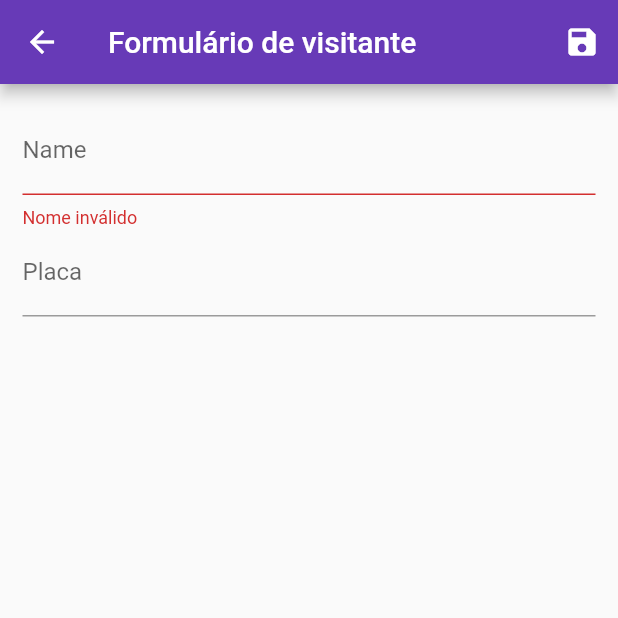
After one commit to lopes-adriano/condominio, a Flutter app: the VisitanteForm screen opened by its route, after a tap on the "save" icon, on a phone screen of 412 x 824 dp, the top half of it. The commit adds this screen. Run offline on Flutter 3.47's test engine with Material 2 defaults, Android fonts, the phone set to English and light mode, and no system bars; our stand-ins replace brasil_fields, cloud_firestore, email_validator, firebase_core, mask_text_input_formatter; missing offline and left inert: veiculos, visitantes_condominio; accounts and stored records are empty; statements that could not run were skipped.

Commit message:
Add files via upload

```diff
--- /dev/null
+++ b/lib/veiculos_condominio/routes/app_routes.dart
@@ -0,0 +1,4 @@
+class AppRoutes {
+  static const home = '/';
+  static const veiculoForm = '/veiculo-form';
+}
--- /dev/null
+++ b/lib/veiculos_condominio/views/veiculo_form.dart
@@ -0,0 +1,79 @@
+import 'dart:js';
+
+import 'package:flutter/material.dart';
+import 'package:veiculos/models/veiculo.dart';
+//import 'package:veiculos/provider/veiculos.dart';
+//import 'package:provider/provider.dart';
+
+class VeiculoForm extends StatelessWidget {
+  VeiculoForm({super.key});
+  final _form = GlobalKey<FormState>();
+  final Map<String, String> _formData = {};
+
+  void _loadFormData(Veiculo veiculo) {
+    if (veiculo != null) {
+      _formData['id'] = veiculo.id;
+      _formData['name'] = veiculo.name;
+      _formData['placa'] = veiculo.placa;
+      _formData['avatar'] = veiculo.avatar;
+    }
+  }
+
+  @override
+  Widget build(BuildContext context) {
+    final veiculo = ModalRoute.of(context)?.settings.arguments as Veiculo;
+
+    _loadFormData(veiculo);
+
+    return Scaffold(
+      appBar: AppBar(
+        title: const Text('Formulário de veículo'),
+        actions: <Widget>[
+          IconButton(
+            icon: const Icon(Icons.save),
+            onPressed: () {
+              final isValid = _form.currentState!.validate();
+              if (isValid) {
+                _form.currentState?.save();
+                put(Veiculo(
+                  veiculo.id,
+                  veiculo.name,
+                  veiculo.placa,
+                  veiculo.avatar,
+                ));
+                Navigator.of(context).pop();
+              }
+            },
+          ),
+        ],
+      ),
+      body: Padding(
+        padding: const EdgeInsets.all(15),
+        child: Form(
+          key: _form,
+          child: Column(
+            children: <Widget>[
+              TextFormField(
+                initialValue: _formData['name'],
+                decoration: const InputDecoration(labelText: 'Name'),
+                validator: (value) {
+                  if (value == null || value.trim().isEmpty) {
+                    return 'Nome inválido';
+                  }
+
+                  return null;
+                },
+                onSaved: (value) => _formData['name'] = value!,
+              ),
+              TextFormField(
+                initialValue: _formData['placa'],
+                decoration: const InputDecoration(labelText: 'Placa'),
+                onSaved: (value) => _formData['placa'] = value!,
+              ),
+            ],
+          ),
+        ),
+      ),
+    );
+  }
+}
--- /dev/null
+++ b/lib/visitantes_condominio/data/dummy_visitantes.dart
@@ -0,0 +1,8 @@
+import 'package:visitantes_condominio/models/visitante.dart';
+
+final dummy_visitantes = {
+  '1': Visitante('1', 'Gabriel Silva', 'QTG4P093',
+      'https://cdn-icons-png.flaticon.com/512/6386/6386976.png'),
+  '2': Visitante('2', 'Maria Rocha', 'CAC5Z125',
+      'https://cdn-icons-png.flaticon.com/512/6386/6386976.png'),
+};
--- /dev/null
+++ b/lib/visitantes_condominio/models/visitante.dart
@@ -0,0 +1,56 @@
+import 'dart:math';
+import 'package:visitantes_condominio/data/dummy_visitantes.dart';
+
+final Map<String, Visitante> _items = {...dummy_visitantes};
+
+List<Visitante> get all {
+  return [..._items.values];
+}
+
+int get count {
+  return _items.length;
+}
+
+Visitante byIndex(int i) {
+  return _items.values.elementAt(i);
+}
+
+void put(Visitante visitante) {
+  if (visitante == null) {
+    return;
+  }
+
+  if (visitante.id != null && visitante.id.trim().isNotEmpty) {
+    _items.update(
+      visitante.id,
+      (_) => Visitante(
+          visitante.id, visitante.name, visitante.placa, visitante.avatar),
+    );
+  } else {
+    final id = Random().nextDouble().toString();
+    _items.putIfAbsent(
+      id,
+      () => Visitante(id, visitante.name, visitante.placa, visitante.avatar),
+    );
+  }
+}
+
+void remove(Visitante visitante) {
+  if (visitante != null && visitante.id != null) {
+    _items.remove(visitante.id);
+  }
+}
+
+class Visitante {
+  final String id;
+  final String name;
+  final String placa;
+  final String avatar;
+
+  Visitante(
+    this.id,
+    this.name,
+    this.placa,
+    this.avatar,
+  );
+}
--- /dev/null
+++ b/lib/visitantes_condominio/routes/app_routes.dart
@@ -0,0 +1,4 @@
+class AppRoutes {
+  static const home = '/';
+  static const visitanteForm = '/visitante-form';
+}
--- /dev/null
+++ b/lib/visitantes_condominio/views/visitante_form.dart
@@ -0,0 +1,77 @@
+import 'dart:js';
+
+import 'package:flutter/material.dart';
+import 'package:visitantes_condominio/models/visitante.dart';
+
+class VisitanteForm extends StatelessWidget {
+  VisitanteForm({super.key});
+  final _form = GlobalKey<FormState>();
+  final Map<String, String> _formData = {};
+
+  void _loadFormData(Visitante visitante) {
+    if (visitante != null) {
+      _formData['id'] = visitante.id;
+      _formData['name'] = visitante.name;
+      _formData['placa'] = visitante.placa;
+      _formData['avatar'] = visitante.avatar;
+    }
+  }
+
+  @override
+  Widget build(BuildContext context) {
+    final visitante = ModalRoute.of(context)?.settings.arguments as Visitante;
+
+    _loadFormData(visitante);
+
+    return Scaffold(
+      appBar: AppBar(
+        title: const Text('Formulário de visitante'),
+        actions: <Widget>[
+          IconButton(
+            icon: const Icon(Icons.save),
+            onPressed: () {
+              final isValid = _form.currentState!.validate();
+              if (isValid) {
+                _form.currentState?.save();
+                put(Visitante(
+                  visitante.id,
+                  visitante.name,
+                  visitante.placa,
+                  visitante.avatar,
+                ));
+                Navigator.of(context).pop();
+              }
+            },
+          ),
+        ],
+      ),
+      body: Padding(
+        padding: const EdgeInsets.all(15),
+        child: Form(
+          key: _form,
+          child: Column(
+            children: <Widget>[
+              TextFormField(
+                initialValue: _formData['name'],
+                decoration: const InputDecoration(labelText: 'Name'),
+                validator: (value) {
+                  if (value == null || value.trim().isEmpty) {
+                    return 'Nome inválido';
+                  }
+
+                  return null;
+                },
+                onSaved: (value) => _formData['name'] = value!,
+              ),
+              TextFormField(
+                initialValue: _formData['placa'],
+                decoration: const InputDecoration(labelText: 'Placa'),
+                onSaved: (value) => _formData['placa'] = value!,
+              ),
+            ],
+          ),
+        ),
+      ),
+    );
+  }
+}
```
Also changed, not shown: lib/main.dart (+8 -0 lines), lib/veiculos_condominio/components/veiculo_tile.dart (added, +67 -0 lines), lib/veiculos_condominio/data/dummy_veiculos.dart (added, +8 -0 lines), lib/veiculos_condominio/models/veiculo.dart (added, +55 -0 lines), lib/veiculos_condominio/views/meus_veiculos_list.dart (added, +34 -0 lines), lib/visitantes_condominio/components/visitante_tile.dart (added, +67 -0 lines), lib/visitantes_condominio/views/meus_visitantes_list.dart (added, +32 -0 lines), lib/firebase_options.dart, lib/screens/carros_morador.dart (line endings or trailing spaces), lib/screens/home_screen.dart (line endings or trailing spaces), lib/screens/read_users.dart (line endings or trailing spaces), lib/screens/sign_up.dart (line endings or trailing spaces), lib/user_form.dart (line endings or trailing spaces), 34 other files.
